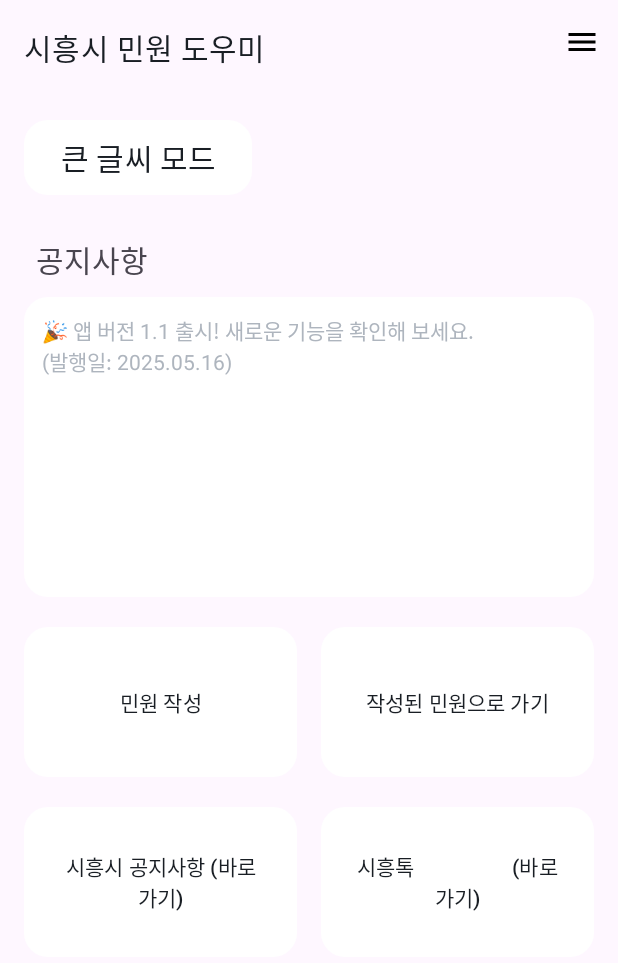
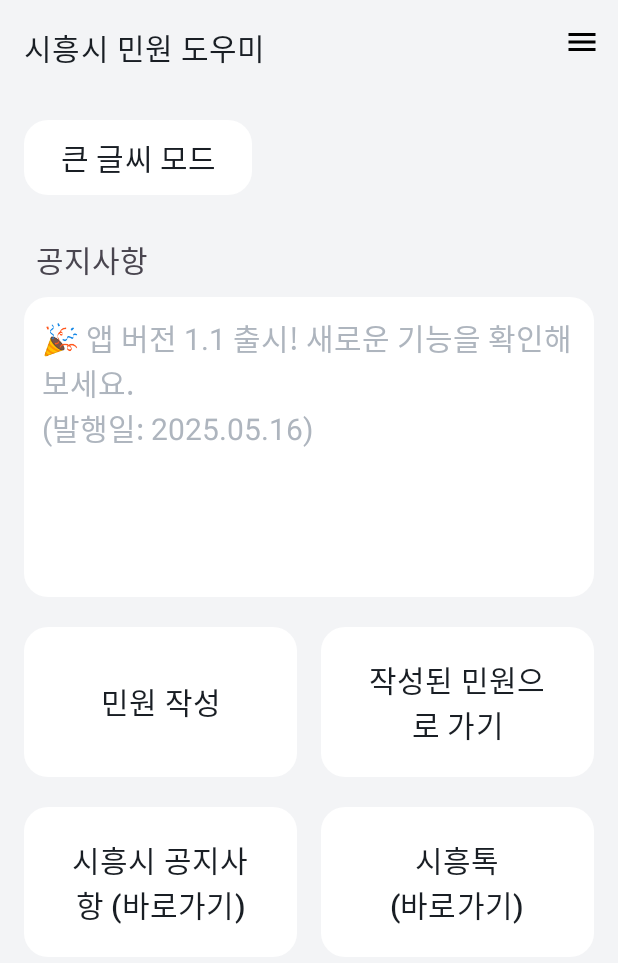
Before and after one commit to hyeonwoo-Seol/siheung_safety_helper, an Android app: the screen it shows after launch (MainScreen), on a phone screen of 412 x 824 dp. Shown: the top 963 px of the screen. Run offline under Robolectric (Android 15) with nearby library versions, the phone set to English and light mode, and no system bars.

Commit message:
디자인 수정

```diff
--- a/app/src/main/res/layout/activity_complaint_list.xml
+++ b/app/src/main/res/layout/activity_complaint_list.xml
@@ -5,14 +5,14 @@
     android:orientation="vertical"
     android:layout_width="match_parent"
     android:layout_height="match_parent"
-    android:fitsSystemWindows="true">
+    android:fitsSystemWindows="true"
+    >
 
     <!-- ① 툴바를 LinearLayout 최상단에 추가 -->
     <androidx.appcompat.widget.Toolbar
         android:id="@+id/toolbar_list"
         android:layout_width="match_parent"
         android:layout_height="?attr/actionBarSize"
-        android:background="@drawable/ripple_content_round"
         app:title="작성된 민원 목록"
 
         android:foreground="?attr/selectableItemBackgroundBorderless"
--- a/app/src/main/res/layout/activity_complaint_list_big.xml
+++ b/app/src/main/res/layout/activity_complaint_list_big.xml
@@ -12,7 +12,6 @@
         android:id="@+id/toolbar_list"
         android:layout_width="match_parent"
         android:layout_height="?attr/actionBarSize"
-        android:background="@drawable/ripple_content_round"
         app:title="작성된 민원 목록"
 
         android:foreground="?attr/selectableItemBackgroundBorderless"
--- a/app/src/main/res/layout/activity_main_screen.xml
+++ b/app/src/main/res/layout/activity_main_screen.xml
@@ -7,7 +7,8 @@
     android:layout_width="match_parent"
     android:layout_height="match_parent"
     tools:context=".MainScreen"
-    android:fitsSystemWindows="true">
+    android:fitsSystemWindows="true"
+    android:background="@color/background_color">
 
     <androidx.appcompat.widget.Toolbar
         android:id="@+id/toolbar"
@@ -77,7 +78,7 @@
                 android:padding="12dp"
                 android:text="announcement"
                 android:textColor="@color/content_text_color"
-                android:textSize="14sp"
+                android:textSize="20sp"
                 android:layout_marginTop="10dp"
                 app:layout_constraintTop_toBottomOf="@id/title"
                 app:layout_constraintStart_toStartOf="parent"
@@ -107,7 +108,7 @@
                     android:stateListAnimator="@null"
                     android:text="민원 작성"
                     android:textColor="@color/title_text_color"
-                    android:textSize="14sp"
+                    android:textSize="20sp"
                     app:backgroundTint="@null" />
 
                 <Button
@@ -121,7 +122,7 @@
                     android:stateListAnimator="@null"
                     android:text="작성된 민원으로 가기"
                     android:textColor="@color/title_text_color"
-                    android:textSize="14sp"
+                    android:textSize="20sp"
                     app:backgroundTint="@null" />
             </LinearLayout>
             <LinearLayout
@@ -148,7 +149,7 @@
                     android:stateListAnimator="@null"
                     android:text="시흥시 공지사항 (바로가기)"
                     android:textColor="@color/title_text_color"
-                    android:textSize="14sp"
+                    android:textSize="20sp"
                     app:backgroundTint="@null" />
 
 
@@ -163,7 +164,7 @@
                     android:stateListAnimator="@null"
                     android:text="시흥톡                   (바로가기)"
                     android:textColor="@color/title_text_color"
-                    android:textSize="14sp"
+                    android:textSize="20sp"
                     app:backgroundTint="@null" />
 
 
```
Also changed, not shown: app/src/main/res/layout/activity_main_screen_big.xml (+6 -5 lines).
